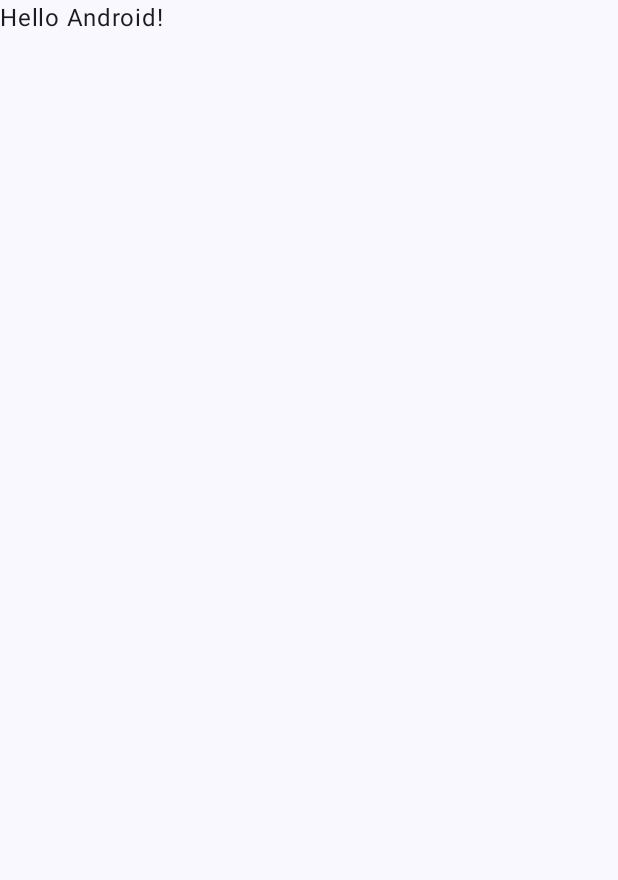
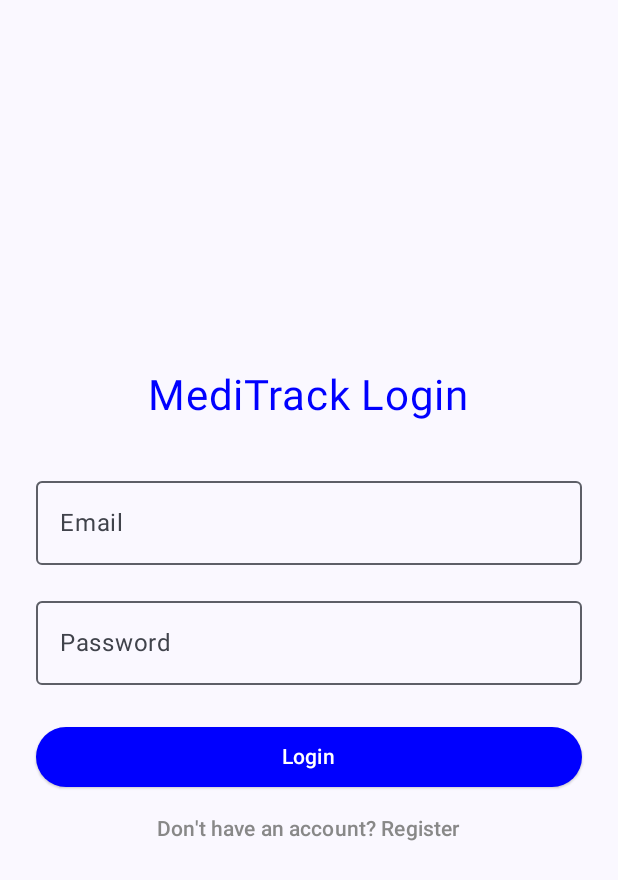
Before and after one commit to elyszely21/MediTrack, an Android app built with Jetpack Compose: the screen it shows after launch (MainActivity), on a phone screen of 412 x 824 dp. Before the commit the part shown is almost empty. Shown: the top 880 px of the screen. Run offline under Robolectric (Android 15) with nearby library versions, the light colour scheme and no system bars.

Commit message:
Implement Android mobile authentication setup

```diff
--- a/backend/src/main/java/edu/cit/mabini/meditrack/config/SecurityConfig.java
+++ b/backend/src/main/java/edu/cit/mabini/meditrack/config/SecurityConfig.java
@@ -40,7 +40,11 @@ public class SecurityConfig {
     @Bean
     public CorsConfigurationSource corsConfigurationSource() {
         CorsConfiguration configuration = new CorsConfiguration();
-        configuration.setAllowedOrigins(List.of("http://localhost:5173"));
+        configuration.setAllowedOriginPatterns(List.of(
+                "http://localhost:*",
+                "http://127.0.0.1:*",
+                "http://192.168.1.44:*"
+        ));
         configuration.setAllowedMethods(List.of("GET", "POST", "PUT", "DELETE", "OPTIONS"));
         configuration.setAllowedHeaders(List.of("*"));
         configuration.setAllowCredentials(true);
--- a/mobile/app/src/main/java/edu/cit/mabini/meditrack/MainActivity.kt
+++ b/mobile/app/src/main/java/edu/cit/mabini/meditrack/MainActivity.kt
@@ -5,43 +5,35 @@ import androidx.activity.ComponentActivity
 import androidx.activity.compose.setContent
 import androidx.activity.enableEdgeToEdge
 import androidx.compose.foundation.layout.fillMaxSize
-import androidx.compose.foundation.layout.padding
-import androidx.compose.material3.Scaffold
-import androidx.compose.material3.Text
-import androidx.compose.runtime.Composable
+import androidx.compose.material3.MaterialTheme
+import androidx.compose.material3.Surface
 import androidx.compose.ui.Modifier
-import androidx.compose.ui.tooling.preview.Preview
+import edu.cit.mabini.meditrack.api.RetrofitClient
+import edu.cit.mabini.meditrack.navigation.AppNavigation
+import edu.cit.mabini.meditrack.repository.AuthRepository
 import edu.cit.mabini.meditrack.ui.theme.MeditrackTheme
+import edu.cit.mabini.meditrack.viewmodel.AuthViewModel
 
 class MainActivity : ComponentActivity() {
     override fun onCreate(savedInstanceState: Bundle?) {
         super.onCreate(savedInstanceState)
         enableEdgeToEdge()
+
+        // Initialize Repository and ViewModel
+        // In a real production app, consider using Dagger Hilt for Dependency Injection
+        val apiService = RetrofitClient.apiService
+        val authRepository = AuthRepository(apiService)
+        val authViewModel = AuthViewModel(authRepository)
+
         setContent {
             MeditrackTheme {
-                Scaffold(modifier = Modifier.fillMaxSize()) { innerPadding ->
-                    Greeting(
-                        name = "Android",
-                        modifier = Modifier.padding(innerPadding)
-                    )
+                Surface(
+                    modifier = Modifier.fillMaxSize(),
+                    color = MaterialTheme.colorScheme.background
+                ) {
+                    AppNavigation(authViewModel = authViewModel)
                 }
             }
         }
     }
 }
-
-@Composable
-fun Greeting(name: String, modifier: Modifier = Modifier) {
-    Text(
-        text = "Hello $name!",
-        modifier = modifier
-    )
-}
-
-@Preview(showBackground = true)
-@Composable
-fun GreetingPreview() {
-    MeditrackTheme {
-        Greeting("Android")
-    }
-}
--- /dev/null
+++ b/mobile/app/src/main/java/edu/cit/mabini/meditrack/api/ApiService.kt
@@ -0,0 +1,17 @@
+package edu.cit.mabini.meditrack.api
+
+import edu.cit.mabini.meditrack.model.LoginRequest
+import edu.cit.mabini.meditrack.model.LoginResponse
+import edu.cit.mabini.meditrack.model.RegisterRequest
+import edu.cit.mabini.meditrack.model.User
+import retrofit2.Response
+import retrofit2.http.Body
+import retrofit2.http.POST
+
+interface ApiService {
+    @POST("auth/login")
+    suspend fun login(@Body request: LoginRequest): Response<LoginResponse>
+
+    @POST("auth/register")
+    suspend fun register(@Body request: RegisterRequest): Response<User>
+}
--- /dev/null
+++ b/mobile/app/src/main/java/edu/cit/mabini/meditrack/api/RetrofitClient.kt
@@ -0,0 +1,34 @@
+package edu.cit.mabini.meditrack.api
+
+import okhttp3.OkHttpClient
+import okhttp3.logging.HttpLoggingInterceptor
+import retrofit2.Retrofit
+import retrofit2.converter.gson.GsonConverterFactory
+import java.util.concurrent.TimeUnit
+
+object RetrofitClient {
+    private const val BASE_URL = "http://192.168.1.44:8080/api/"
+
+    private val loggingInterceptor = HttpLoggingInterceptor().apply {
+        level = HttpLoggingInterceptor.Level.BODY
+    }
+
+    private val okHttpClient = OkHttpClient.Builder()
+        .addInterceptor(loggingInterceptor)
+        .connectTimeout(30, TimeUnit.SECONDS)
+        .readTimeout(30, TimeUnit.SECONDS)
+        .writeTimeout(30, TimeUnit.SECONDS)
+        .build()
+
+    private val retrofit: Retrofit by lazy {
+        Retrofit.Builder()
+            .baseUrl(BASE_URL)
+            .client(okHttpClient)
+            .addConverterFactory(GsonConverterFactory.create())
+            .build()
+    }
+
+    val apiService: ApiService by lazy {
+        retrofit.create(ApiService::class.java)
+    }
+}
--- /dev/null
+++ b/mobile/app/src/main/java/edu/cit/mabini/meditrack/model/LoginRequest.kt
@@ -0,0 +1,6 @@
+package edu.cit.mabini.meditrack.model
+
+data class LoginRequest(
+    val email: String,
+    val password: String
+)
--- /dev/null
+++ b/mobile/app/src/main/java/edu/cit/mabini/meditrack/model/LoginResponse.kt
@@ -0,0 +1,6 @@
+package edu.cit.mabini.meditrack.model
+
+data class LoginResponse(
+    val token: String,
+    val user: User
+)
--- /dev/null
+++ b/mobile/app/src/main/java/edu/cit/mabini/meditrack/navigation/AppNavigation.kt
@@ -0,0 +1,42 @@
+package edu.cit.mabini.meditrack.navigation
+
+import androidx.compose.runtime.Composable
+import androidx.navigation.compose.NavHost
+import androidx.navigation.compose.composable
+import androidx.navigation.compose.rememberNavController
+import edu.cit.mabini.meditrack.screens.DashboardScreen
+import edu.cit.mabini.meditrack.screens.LoginScreen
+import edu.cit.mabini.meditrack.screens.RegisterScreen
+import edu.cit.mabini.meditrack.viewmodel.AuthViewModel
+
+sealed class Screen(val route: String) {
+    object Login : Screen("login")
+    object Register : Screen("register")
+    object Dashboard : Screen("dashboard")
+}
+
+@Composable
+fun AppNavigation(authViewModel: AuthViewModel) {
+    val navController = rememberNavController()
+
+    NavHost(navController = navController, startDestination = Screen.Login.route) {
+        composable(Screen.Login.route) {
+            LoginScreen(
+                navController = navController,
+                viewModel = authViewModel
+            )
+        }
+        composable(Screen.Register.route) {
+            RegisterScreen(
+                navController = navController,
+                viewModel = authViewModel
+            )
+        }
+        composable(Screen.Dashboard.route) {
+            DashboardScreen(
+                navController = navController,
+                viewModel = authViewModel
+            )
+        }
+    }
+}
--- /dev/null
+++ b/mobile/app/src/main/java/edu/cit/mabini/meditrack/repository/AuthRepository.kt
@@ -0,0 +1,18 @@
+package edu.cit.mabini.meditrack.repository
+
+import edu.cit.mabini.meditrack.api.ApiService
+import edu.cit.mabini.meditrack.model.LoginRequest
+import edu.cit.mabini.meditrack.model.LoginResponse
+import edu.cit.mabini.meditrack.model.RegisterRequest
+import edu.cit.mabini.meditrack.model.User
+import retrofit2.Response
+
+class AuthRepository(private val apiService: ApiService) {
+    suspend fun login(loginRequest: LoginRequest): Response<LoginResponse> {
+        return apiService.login(loginRequest)
+    }
+
+    suspend fun register(registerRequest: RegisterRequest): Response<User> {
+        return apiService.register(registerRequest)
+    }
+}
--- /dev/null
+++ b/mobile/app/src/main/java/edu/cit/mabini/meditrack/screens/LoginScreen.kt
@@ -0,0 +1,94 @@
+package edu.cit.mabini.meditrack.screens
+
+import androidx.compose.foundation.layout.*
+import androidx.compose.material3.*
+import androidx.compose.runtime.*
+import androidx.compose.ui.Alignment
+import androidx.compose.ui.Modifier
+import androidx.compose.ui.graphics.Color
+import androidx.compose.ui.text.input.PasswordVisualTransformation
+import androidx.compose.ui.unit.dp
+import androidx.compose.ui.unit.sp
+import androidx.navigation.NavController
+import edu.cit.mabini.meditrack.navigation.Screen
+import edu.cit.mabini.meditrack.viewmodel.AuthState
+import edu.cit.mabini.meditrack.viewmodel.AuthViewModel
+
+@Composable
+fun LoginScreen(navController: NavController, viewModel: AuthViewModel) {
+    var email by remember { mutableStateOf("") }
+    var password by remember { mutableStateOf("") }
+    var error by remember { mutableStateOf("") }
+
+    val authState by viewModel.authState.collectAsState()
+
+    LaunchedEffect(authState) {
+        if (authState is AuthState.Success<*>) {
+            viewModel.resetState()
+            navController.navigate(Screen.Dashboard.route) {
+                popUpTo(Screen.Login.route) { inclusive = true }
+            }
+        }
+    }
+
+    Column(
+        modifier = Modifier
+            .fillMaxSize()
+            .padding(24.dp),
+        horizontalAlignment = Alignment.CenterHorizontally,
+        verticalArrangement = Arrangement.Center
+    ) {
+        Text("MediTrack Login", fontSize = 28.sp, color = Color.Blue)
+        Spacer(modifier = Modifier.height(32.dp))
+
+        OutlinedTextField(
+            value = email,
+            onValueChange = { email = it },
+            label = { Text("Email") },
+            modifier = Modifier.fillMaxWidth()
+        )
+        Spacer(modifier = Modifier.height(16.dp))
+
+        OutlinedTextField(
+            value = password,
+            onValueChange = { password = it },
+            label = { Text("Password") },
+            visualTransformation = PasswordVisualTransformation(),
+            modifier = Modifier.fillMaxWidth()
+        )
+        Spacer(modifier = Modifier.height(24.dp))
+
+        if (error.isNotEmpty()) {
+            Text(error, color = Color.Red)
+            Spacer(modifier = Modifier.height(8.dp))
+        }
+
+        if (authState is AuthState.Error) {
+            Text((authState as AuthState.Error).message, color = Color.Red)
+            Spacer(modifier = Modifier.height(8.dp))
+        }
+
+        if (authState is AuthState.Loading) {
+            CircularProgressIndicator()
+        } else {
+            ElevatedButton(
+                onClick = {
+                    if (email.isBlank() || password.isBlank()) {
+                        error = "Please enter email and password"
+                    } else {
+                        error = ""
+                        viewModel.login(email, password)
+                    }
+                },
+                modifier = Modifier.fillMaxWidth(),
+                colors = ButtonDefaults.elevatedButtonColors(containerColor = Color.Blue, contentColor = Color.White)
+            ) {
+                Text("Login")
+            }
+        }
+
+        TextButton(onClick = { navController.navigate(Screen.Register.route) }) {
+            Text("Don't have an account? Register", color = Color.Gray)
+        }
+    }
+}
--- a/mobile/app/src/main/java/edu/cit/mabini/meditrack/ui/theme/Theme.kt
+++ b/mobile/app/src/main/java/edu/cit/mabini/meditrack/ui/theme/Theme.kt
@@ -45,7 +45,6 @@ fun MeditrackTheme(
         val context = LocalContext.current
         if (darkTheme) dynamicDarkColorScheme(context) else dynamicLightColorScheme(context)
       }
-
       darkTheme -> DarkColorScheme
       else -> LightColorScheme
     }
--- a/mobile/app/src/main/res/values/themes.xml
+++ b/mobile/app/src/main/res/values/themes.xml
@@ -1,5 +1,4 @@
 <?xml version="1.0" encoding="utf-8"?>
 <resources>
-
     <style name="Theme.Meditrack" parent="android:Theme.Material.Light.NoActionBar" />
 </resources>
```
Also changed, not shown: mobile/app/build.gradle.kts (+23 -6 lines), mobile/app/src/main/AndroidManifest.xml (+6 -3 lines), mobile/app/src/main/java/edu/cit/mabini/meditrack/model/RegisterRequest.kt (added, +8 -0 lines), mobile/app/src/main/java/edu/cit/mabini/meditrack/model/User.kt (added, +7 -0 lines), mobile/app/src/main/java/edu/cit/mabini/meditrack/screens/DashboardScreen.kt (added, +111 -0 lines), mobile/app/src/main/java/edu/cit/mabini/meditrack/screens/RegisterScreen.kt (added, +115 -0 lines), mobile/app/src/main/java/edu/cit/mabini/meditrack/viewmodel/AuthViewModel.kt (added, +62 -0 lines), mobile/gradle/libs.versions.toml (+24 -3 lines), 1 other file. Lines whose indentation alone changed are shown as unchanged.
